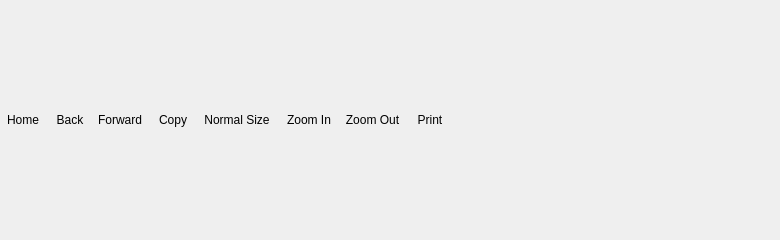
The window that src/ui/helpwindow.ui (opencor/opencor) describes before a commit, drawn with Qt 5.
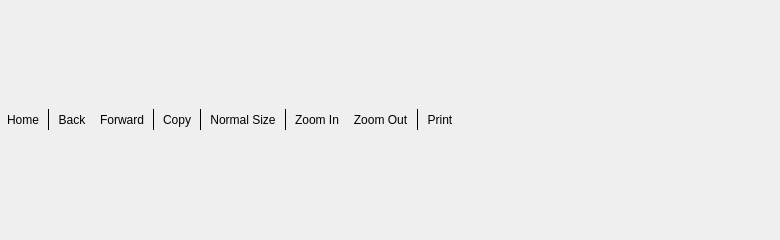
The same window after the commit. Icons and pictures are not drawn.

Commit message: Added some 'proper' separators in the secondary toolbars.

What changed in the file:
```diff
--- a/src/ui/helpwindow.ui
+++ b/src/ui/helpwindow.ui
@@ -43,20 +43,20 @@
        </widget>
       </item>
       <item>
-       <spacer name="fixedSpacer1">
-        <property name="orientation">
-         <enum>Qt::Horizontal</enum>
-        </property>
-        <property name="sizeType">
-         <enum>QSizePolicy::Fixed</enum>
-        </property>
-        <property name="sizeHint" stdset="0">
+       <widget class="Line" name="line1">
+        <property name="minimumSize">
          <size>
-          <width>3</width>
+          <width>5</width>
           <height>0</height>
          </size>
         </property>
-       </spacer>
+        <property name="frameShadow">
+         <enum>QFrame::Plain</enum>
+        </property>
+        <property name="orientation">
+         <enum>Qt::Vertical</enum>
+        </property>
+       </widget>
       </item>
       <item>
        <widget class="QToolButton" name="backButton">
@@ -91,20 +91,20 @@
        </widget>
       </item>
       <item>
-       <spacer name="fixedSpacer2">
-        <property name="orientation">
-         <enum>Qt::Horizontal</enum>
-        </property>
-        <property name="sizeType">
-         <enum>QSizePolicy::Fixed</enum>
-        </property>
-        <property name="sizeHint" stdset="0">
+       <widget class="Line" name="line2">
+        <property name="minimumSize">
          <size>
-          <width>3</width>
+          <width>5</width>
           <height>0</height>
          </size>
         </property>
-       </spacer>
+        <property name="frameShadow">
+         <enum>QFrame::Plain</enum>
+        </property>
+        <property name="orientation">
+         <enum>Qt::Vertical</enum>
+        </property>
+       </widget>
       </item>
       <item>
        <widget class="QToolButton" name="copyButton">
@@ -123,20 +123,20 @@
        </widget>
       </item>
       <item>
-       <spacer name="fixedSpacer3">
-        <property name="orientation">
-         <enum>Qt::Horizontal</enum>
-        </property>
-        <property name="sizeType">
-         <enum>QSizePolicy::Fixed</enum>
-        </property>
-        <property name="sizeHint" stdset="0">
+       <widget class="Line" name="line3">
+        <property name="minimumSize">
          <size>
-          <width>3</width>
+          <width>5</width>
           <height>0</height>
          </size>
         </property>
-       </spacer>
+        <property name="frameShadow">
+         <enum>QFrame::Plain</enum>
+        </property>
+        <property name="orientation">
+         <enum>Qt::Vertical</enum>
+        </property>
+       </widget>
       </item>
       <item>
        <widget class="QToolButton" name="normalSizeButton">
@@ -155,20 +155,20 @@
        </widget>
       </item>
       <item>
-       <spacer name="fixedSpacer4">
-        <property name="orientation">
-         <enum>Qt::Horizontal</enum>
-        </property>
-        <property name="sizeType">
-         <enum>QSizePolicy::Fixed</enum>
-        </property>
-        <property name="sizeHint" stdset="0">
+       <widget class="Line" name="line4">
+        <property name="minimumSize">
          <size>
-          <width>3</width>
+          <width>5</width>
           <height>0</height>
          </size>
         </property>
-       </spacer>
+        <property name="frameShadow">
+         <enum>QFrame::Plain</enum>
+        </property>
+        <property name="orientation">
+         <enum>Qt::Vertical</enum>
+        </property>
+       </widget>
       </item>
       <item>
        <widget class="QToolButton" name="zoomInButton">
@@ -203,20 +203,20 @@
        </widget>
       </item>
       <item>
-       <spacer name="fixedSpacer5">
-        <property name="orientation">
-         <enum>Qt::Horizontal</enum>
-        </property>
-        <property name="sizeType">
-         <enum>QSizePolicy::Fixed</enum>
-        </property>
-        <property name="sizeHint" stdset="0">
+       <widget class="Line" name="line5">
+        <property name="minimumSize">
          <size>
-          <width>3</width>
+          <width>5</width>
           <height>0</height>
          </size>
         </property>
-       </spacer>
+        <property name="frameShadow">
+         <enum>QFrame::Plain</enum>
+        </property>
+        <property name="orientation">
+         <enum>Qt::Vertical</enum>
+        </property>
+       </widget>
       </item>
       <item>
        <widget class="QToolButton" name="printButton">
```
The commit also changes 2 other files.
